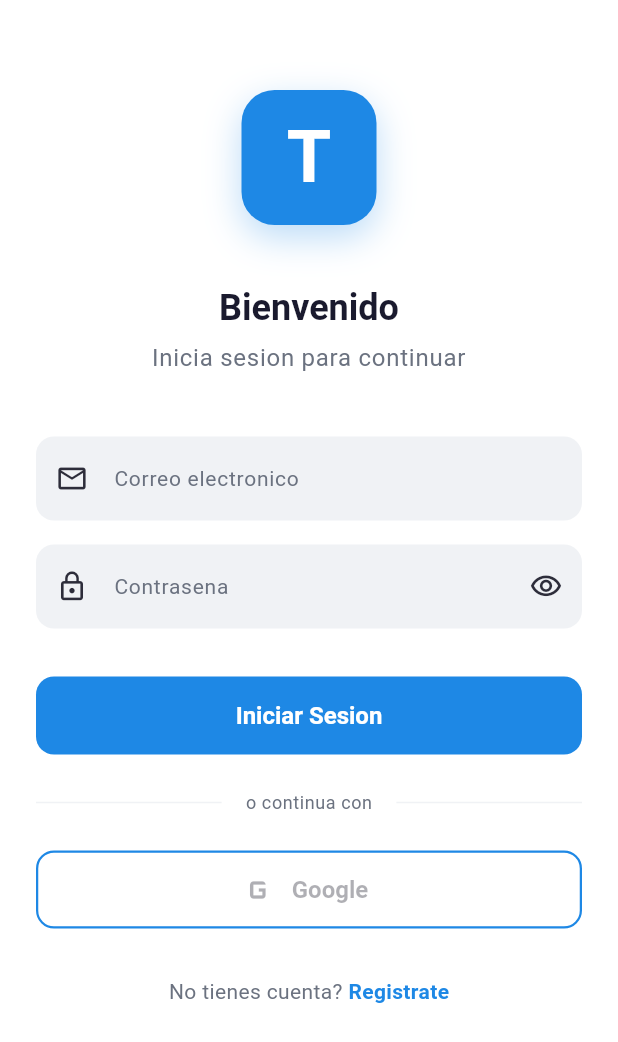
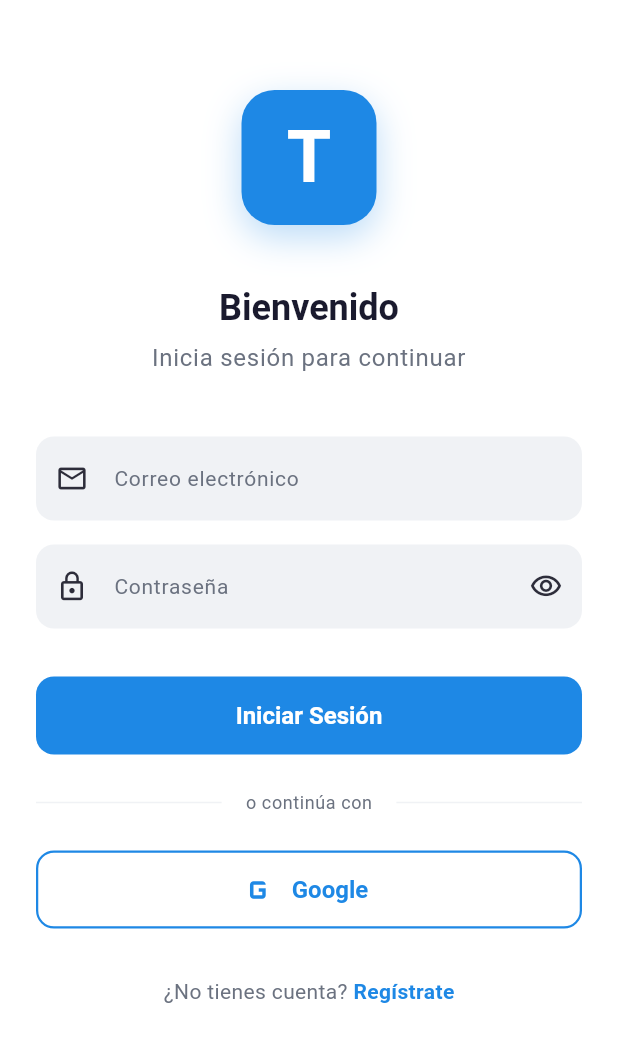
Before and after one commit to Alvisor/Tavuel-App, a Flutter app: the screen it shows after launch, on a phone screen of 412 x 824 dp. Shown: the top 1042 px of the screen. Run offline on Flutter 3.47's test engine with Material 3 defaults, Android fonts, the phone set to English and light mode, and no system bars; our stand-ins replace dio, firebase_core, flutter_riverpod, flutter_secure_storage, go_router, google_fonts and 1 more; accounts and stored records are empty; network calls fail; project files that could hold a hidden picture were left out.

Commit message:
Mejoras y conexión de la autenticación

```diff
--- a/lib/features/auth/domain/repositories/auth_repository.dart
+++ b/lib/features/auth/domain/repositories/auth_repository.dart
@@ -15,6 +15,8 @@ abstract class AuthRepository {
     required String phone,
   });
 
+  Future<Result<User>> googleSignIn();
+
   Future<Result<void>> logout();
 
   Future<Result<User>> getCurrentUser();
--- a/lib/features/auth/presentation/screens/login_screen.dart
+++ b/lib/features/auth/presentation/screens/login_screen.dart
@@ -22,10 +22,24 @@ class _LoginScreenState extends ConsumerState<LoginScreen> {
   bool _obscurePassword = true;
 
   @override
+  void initState() {
+    super.initState();
+    // Limpiar errores previos al entrar a la pantalla
+    Future.microtask(() => ref.read(authProvider.notifier).clearError());
+  }
+
+  @override
   void dispose() {
     _emailController.dispose();
     _passwordController.dispose();
     super.dispose();
+  }
+
+  Future<void> _handleGoogleSignIn() async {
+    final success = await ref.read(authProvider.notifier).googleSignIn();
+    if (success && mounted) {
+      context.go(AppRoutes.home);
+    }
   }
 
   Future<void> _handleLogin() async {
@@ -97,7 +111,7 @@ class _LoginScreenState extends ConsumerState<LoginScreen> {
                 ),
                 const SizedBox(height: 8),
                 Text(
-                  'Inicia sesion para continuar',
+                  'Inicia sesión para continuar',
                   style: Theme.of(context).textTheme.bodyLarge?.copyWith(
                         color: AppColors.textSecondary,
                       ),
@@ -138,7 +152,7 @@ class _LoginScreenState extends ConsumerState<LoginScreen> {
                 AuthTextField(
                   controller: _emailController,
                   hintText: 'correo@ejemplo.com',
-                  labelText: 'Correo electronico',
+                  labelText: 'Correo electrónico',
                   prefixIcon: Icons.email_outlined,
                   keyboardType: TextInputType.emailAddress,
                   validator: Validators.email,
@@ -149,8 +163,8 @@ class _LoginScreenState extends ConsumerState<LoginScreen> {
                 // Password
                 AuthTextField(
                   controller: _passwordController,
-                  hintText: 'Tu contrasena',
-                  labelText: 'Contrasena',
+                  hintText: 'Tu contraseña',
+                  labelText: 'Contraseña',
                   prefixIcon: Icons.lock_outline,
                   obscureText: _obscurePassword,
                   textInputAction: TextInputAction.done,
@@ -185,7 +199,7 @@ class _LoginScreenState extends ConsumerState<LoginScreen> {
                               color: Colors.white,
                             ),
                           )
-                        : const Text('Iniciar Sesion'),
+                        : const Text('Iniciar Sesión'),
                   ),
                 ),
 
@@ -198,7 +212,7 @@ class _LoginScreenState extends ConsumerState<LoginScreen> {
                     Padding(
                       padding: const EdgeInsets.symmetric(horizontal: 16),
                       child: Text(
-                        'o continua con',
+                        'o continúa con',
                         style: Theme.of(context).textTheme.bodySmall,
                       ),
                     ),
@@ -208,11 +222,11 @@ class _LoginScreenState extends ConsumerState<LoginScreen> {
 
                 const SizedBox(height: 24),
 
-                // Google Sign-In (disabled for now)
+                // Google Sign-In
                 SizedBox(
                   height: 52,
                   child: OutlinedButton.icon(
-                    onPressed: null,
+                    onPressed: isLoading ? null : _handleGoogleSignIn,
                     icon: const Icon(Icons.g_mobiledata, size: 28),
                     label: const Text('Google'),
                   ),
@@ -225,7 +239,7 @@ class _LoginScreenState extends ConsumerState<LoginScreen> {
                   mainAxisAlignment: MainAxisAlignment.center,
                   children: [
                     Text(
-                      'No tienes cuenta? ',
+                      '¿No tienes cuenta? ',
                       style: Theme.of(context).textTheme.bodyMedium?.copyWith(
                             color: AppColors.textSecondary,
                           ),
@@ -233,7 +247,7 @@ class _LoginScreenState extends ConsumerState<LoginScreen> {
                     GestureDetector(
                       onTap: () => context.push(AppRoutes.register),
                       child: Text(
-                        'Registrate',
+                        'Regístrate',
                         style: Theme.of(context).textTheme.bodyMedium?.copyWith(
                               color: AppColors.primary,
                               fontWeight: FontWeight.w600,
--- a/lib/features/auth/presentation/screens/register_screen.dart
+++ b/lib/features/auth/presentation/screens/register_screen.dart
@@ -26,6 +26,12 @@ class _RegisterScreenState extends ConsumerState<RegisterScreen> {
   final _confirmPasswordController = TextEditingController();
   bool _obscurePassword = true;
   bool _obscureConfirmPassword = true;
+
+  @override
+  void initState() {
+    super.initState();
+    Future.microtask(() => ref.read(authProvider.notifier).clearError());
+  }
 
   @override
   void dispose() {
@@ -141,7 +147,7 @@ class _RegisterScreenState extends ConsumerState<RegisterScreen> {
                     Expanded(
                       child: AuthTextField(
                         controller: _lastNameController,
-                        hintText: 'Perez',
+                        hintText: 'Pérez',
                         labelText: 'Apellido',
                         prefixIcon: Icons.person_outline,
                         validator: Validators.name,
@@ -157,7 +163,7 @@ class _RegisterScreenState extends ConsumerState<RegisterScreen> {
                 AuthTextField(
                   controller: _emailController,
                   hintText: 'correo@ejemplo.com',
-                  labelText: 'Correo electronico',
+                  labelText: 'Correo electrónico',
                   prefixIcon: Icons.email_outlined,
                   keyboardType: TextInputType.emailAddress,
                   validator: Validators.email,
@@ -169,7 +175,7 @@ class _RegisterScreenState extends ConsumerState<RegisterScreen> {
                 AuthTextField(
                   controller: _phoneController,
                   hintText: '3001234567',
-                  labelText: 'Telefono',
+                  labelText: 'Teléfono',
                   prefixIcon: Icons.phone_outlined,
                   keyboardType: TextInputType.phone,
                   validator: Validators.phone,
@@ -184,8 +190,8 @@ class _RegisterScreenState extends ConsumerState<RegisterScreen> {
                 // Password
                 AuthTextField(
                   controller: _passwordController,
-                  hintText: 'Minimo 8 caracteres',
-                  labelText: 'Contrasena',
+                  hintText: 'Mínimo 8 caracteres',
+                  labelText: 'Contraseña',
                   prefixIcon: Icons.lock_outline,
                   obscureText: _obscurePassword,
                   validator: Validators.password,
@@ -207,8 +213,8 @@ class _RegisterScreenState extends ConsumerState<RegisterScreen> {
                 // Confirm password
                 AuthTextField(
                   controller: _confirmPasswordController,
-                  hintText: 'Repite tu contrasena',
-                  labelText: 'Confirmar contrasena',
+                  hintText: 'Repite tu contraseña',
+                  labelText: 'Confirmar contraseña',
                   prefixIcon: Icons.lock_outline,
                   obscureText: _obscureConfirmPassword,
                   textInputAction: TextInputAction.done,
@@ -258,7 +264,7 @@ class _RegisterScreenState extends ConsumerState<RegisterScreen> {
                   mainAxisAlignment: MainAxisAlignment.center,
                   children: [
                     Text(
-                      'Ya tienes cuenta? ',
+                      '¿Ya tienes cuenta? ',
                       style: Theme.of(context).textTheme.bodyMedium?.copyWith(
                             color: AppColors.textSecondary,
                           ),
@@ -266,7 +272,7 @@ class _RegisterScreenState extends ConsumerState<RegisterScreen> {
                     GestureDetector(
                       onTap: () => context.pop(),
                       child: Text(
-                        'Inicia sesion',
+                        'Inicia sesión',
                         style: Theme.of(context).textTheme.bodyMedium?.copyWith(
                               color: AppColors.primary,
                               fontWeight: FontWeight.w600,
--- a/lib/features/home/presentation/screens/home_screen.dart
+++ b/lib/features/home/presentation/screens/home_screen.dart
@@ -43,7 +43,7 @@ class HomeScreen extends ConsumerWidget {
               Padding(
                 padding: const EdgeInsets.fromLTRB(20, 8, 20, 16),
                 child: Text(
-                  'Categorias',
+                  'Categorías',
                   style: Theme.of(context).textTheme.headlineMedium,
                 ),
               ),
--- a/lib/features/home/presentation/widgets/home_header.dart
+++ b/lib/features/home/presentation/widgets/home_header.dart
@@ -51,7 +51,7 @@ class HomeHeader extends StatelessWidget {
                   overflow: TextOverflow.ellipsis,
                 ),
                 Text(
-                  'Que servicio necesitas hoy?',
+                  '¿Qué servicio necesitas hoy?',
                   style: Theme.of(context).textTheme.bodySmall,
                 ),
               ],
--- a/lib/features/home/presentation/widgets/search_bar_widget.dart
+++ b/lib/features/home/presentation/widgets/search_bar_widget.dart
@@ -29,7 +29,7 @@ class SearchBarWidget extends StatelessWidget {
               ),
               const SizedBox(width: 12),
               Text(
-                'Que servicio necesitas?',
+                '¿Qué servicio necesitas?',
                 style: Theme.of(context).textTheme.bodyMedium?.copyWith(
                       color: AppColors.textHint,
                     ),
```
Also changed, not shown: lib/app/routes/app_router.dart (+5 -5 lines), lib/features/auth/data/datasources/auth_remote_datasource.dart (+12 -0 lines), lib/features/auth/data/repositories/auth_repository_impl.dart (+39 -0 lines), lib/features/auth/presentation/providers/auth_provider.dart (+19 -0 lines), lib/features/home/presentation/widgets/category_grid.dart (+7 -7 lines), 1 other file.
